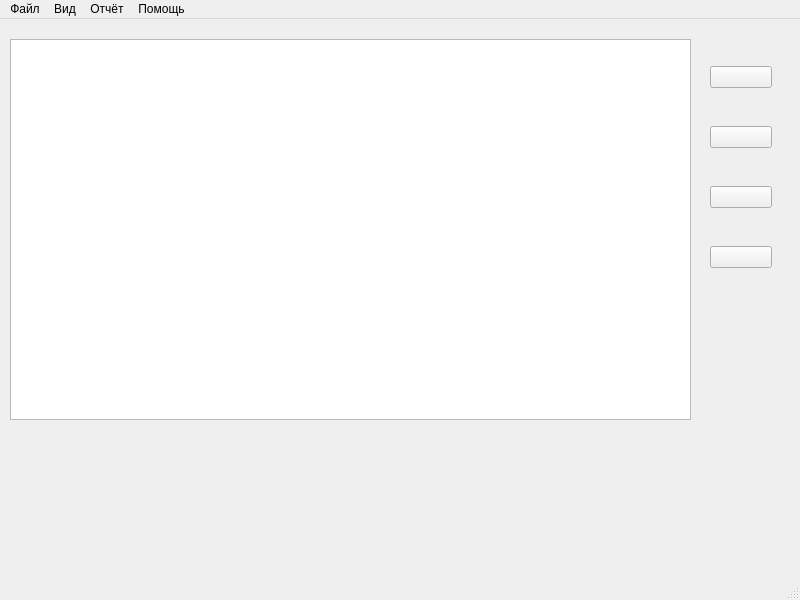
Qt form TasksAccounting/mainwindow.ui (MishIvan/UbuntuProjects) before a commit.
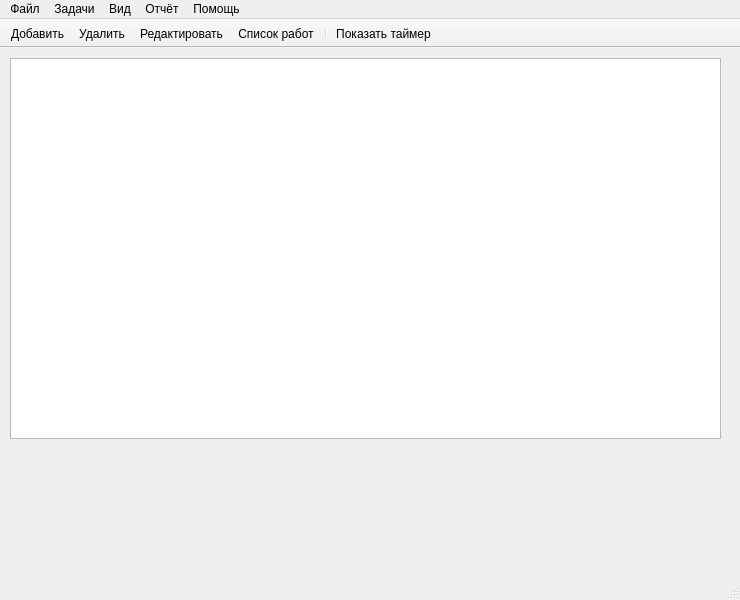
The same form after that commit. Icons and pictures are not drawn.

```diff
--- a/TasksAccounting/mainwindow.ui
+++ b/TasksAccounting/mainwindow.ui
@@ -6,7 +6,7 @@
    <rect>
     <x>0</x>
     <y>0</y>
-    <width>800</width>
+    <width>740</width>
     <height>600</height>
    </rect>
   </property>
@@ -22,8 +22,8 @@
     <property name="geometry">
      <rect>
       <x>10</x>
-      <y>20</y>
-      <width>681</width>
+      <y>10</y>
+      <width>711</width>
       <height>381</height>
      </rect>
     </property>
@@ -34,102 +34,13 @@
      <enum>QAbstractItemView::SelectRows</enum>
     </property>
    </widget>
-   <widget class="QWidget" name="layoutWidget">
-    <property name="geometry">
-     <rect>
-      <x>710</x>
-      <y>21</y>
-      <width>62</width>
-      <height>254</height>
-     </rect>
-    </property>
-    <layout class="QVBoxLayout" name="verticalLayout">
-     <property name="spacing">
-      <number>12</number>
-     </property>
-     <item>
-      <widget class="QPushButton" name="addTaskButton">
-       <property name="toolTip">
-        <string>Добавить задачу</string>
-       </property>
-       <property name="text">
-        <string/>
-       </property>
-       <property name="icon">
-        <iconset resource="MainResource.qrc">
-         <normaloff>:/images/add.png</normaloff>:/images/add.png</iconset>
-       </property>
-       <property name="iconSize">
-        <size>
-         <width>48</width>
-         <height>48</height>
-        </size>
-       </property>
-      </widget>
-     </item>
-     <item>
-      <widget class="QPushButton" name="delTaskButton">
-       <property name="toolTip">
-        <string>Удалить задачу</string>
-       </property>
-       <property name="text">
-        <string/>
-       </property>
-       <property name="icon">
-        <iconset resource="MainResource.qrc">
-         <normaloff>:/images/delete.png</normaloff>:/images/delete.png</iconset>
-       </property>
-       <property name="iconSize">
-        <size>
-         <width>48</width>
-         <height>48</height>
-        </size>
-       </property>
-      </widget>
-     </item>
-     <item>
-      <widget class="QPushButton" name="editTaskButton">
-       <property name="text">
-        <string/>
-       </property>
-       <property name="icon">
-        <iconset resource="MainResource.qrc">
-         <normaloff>:/images/edit.png</normaloff>:/images/edit.png</iconset>
-       </property>
-       <property name="iconSize">
-        <size>
-         <width>48</width>
-         <height>48</height>
-        </size>
-       </property>
-      </widget>
-     </item>
-     <item>
-      <widget class="QPushButton" name="worksButton">
-       <property name="text">
-        <string/>
-       </property>
-       <property name="icon">
-        <iconset resource="MainResource.qrc">
-         <normaloff>:/images/WorksList64.png</normaloff>:/images/WorksList64.png</iconset>
-       </property>
-       <property name="iconSize">
-        <size>
-         <width>48</width>
-         <height>48</height>
-        </size>
-       </property>
-      </widget>
-     </item>
-    </layout>
-   </widget>
   </widget>
   <widget class="QMenuBar" name="menubar">
    <property name="geometry">
     <rect>
      <x>0</x>
      <y>0</y>
-     <width>800</width>
+     <width>740</width>
      <height>24</height>
     </rect>
    </property>
@@ -163,12 +74,45 @@
     </property>
     <addaction name="action_about"/>
    </widget>
+   <widget class="QMenu" name="menu_5">
+    <property name="title">
+     <string>Задачи</string>
+    </property>
+    <addaction name="action_add_task"/>
+    <addaction name="action_delete_task"/>
+    <addaction name="action_edit_task"/>
+    <addaction name="action_work_list"/>
+   </widget>
    <addaction name="menu"/>
+   <addaction name="menu_5"/>
    <addaction name="menu_3"/>
    <addaction name="menu_2"/>
    <addaction name="menu_4"/>
   </widget>
   <widget class="QStatusBar" name="statusbar"/>
+  <widget class="QToolBar" name="m_mainToolBar">
+   <property name="windowTitle">
+    <string>toolBar</string>
+   </property>
+   <property name="movable">
+    <bool>false</bool>
+   </property>
+   <property name="floatable">
+    <bool>false</bool>
+   </property>
+   <attribute name="toolBarArea">
+    <enum>TopToolBarArea</enum>
+   </attribute>
+   <attribute name="toolBarBreak">
+    <bool>false</bool>
+   </attribute>
+   <addaction name="action_add_task"/>
+   <addaction name="action_delete_task"/>
+   <addaction name="action_edit_task"/>
+   <addaction name="action_work_list"/>
+   <addaction name="separator"/>
+   <addaction name="action_show_timer"/>
+  </widget>
   <action name="action_time_period">
    <property name="text">
     <string>Время за период</string>
@@ -238,6 +182,54 @@
     <string>О программе</string>
    </property>
   </action>
+  <action name="action_add_task">
+   <property name="icon">
+    <iconset resource="MainResource.qrc">
+     <normaloff>:/images/add.png</normaloff>:/images/add.png</iconset>
+   </property>
+   <property name="text">
+    <string>Добавить</string>
+   </property>
+   <property name="toolTip">
+    <string>Добавить задачу</string>
+   </property>
+  </action>
+  <action name="action_delete_task">
+   <property name="icon">
+    <iconset resource="MainResource.qrc">
+     <normaloff>:/images/delete.png</normaloff>:/images/delete.png</iconset>
+   </property>
+   <property name="text">
+    <string>Удалить</string>
+   </property>
+   <property name="toolTip">
+    <string>Удалить задачу</string>
+   </property>
+  </action>
+  <action name="action_edit_task">
+   <property name="icon">
+    <iconset resource="MainResource.qrc">
+     <normaloff>:/images/edit.png</normaloff>:/images/edit.png</iconset>
+   </property>
+   <property name="text">
+    <string>Редактировать</string>
+   </property>
+   <property name="toolTip">
+    <string>Править параметры задачи</string>
+   </property>
+  </action>
+  <action name="action_work_list">
+   <property name="icon">
+    <iconset resource="MainResource.qrc">
+     <normaloff>:/images/WorksList64.png</normaloff>:/images/WorksList64.png</iconset>
+   </property>
+   <property name="text">
+    <string>Список работ </string>
+   </property>
+   <property name="toolTip">
+    <string>Список работ по задаче</string>
+   </property>
+  </action>
  </widget>
  <resources>
   <include location="MainResource.qrc"/>
```
Left out of the diff: 18 changed lines with no effect on the pictures.
